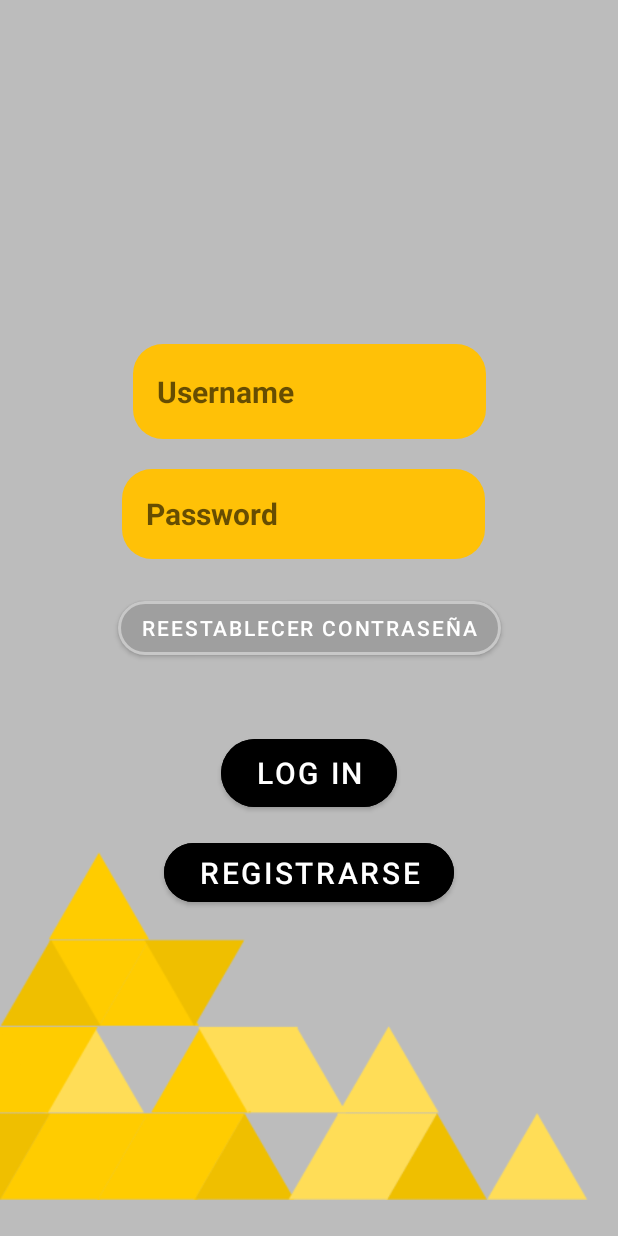
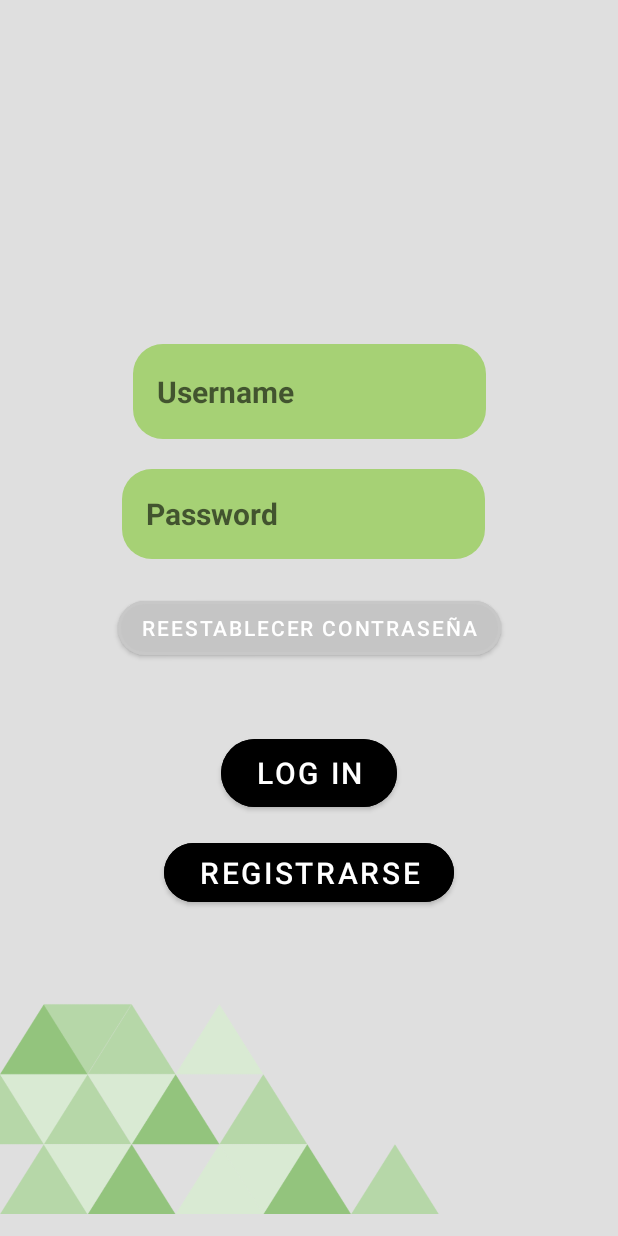
Before and after one commit to NicoBer28/2023-ProyectoFinal-Bergerman-Mombelli-Laperne-Umansky-Rakowszczyk, an Android app: the screen it shows after launch (MainActivity), on a phone screen of 412 x 824 dp. Run offline under Robolectric (Android 15) with nearby library versions, the phone set to English and light mode, and no system bars; our stand-ins replace Firebase (no records; nobody signed in at launch, a user with empty details on screens opened directly).

Commit message:
cambio de colores e imagen

```diff
--- a/ProyectoFinal/app/src/main/res/drawable/edittext_rounded.xml
+++ b/ProyectoFinal/app/src/main/res/drawable/edittext_rounded.xml
@@ -1,5 +1,5 @@
 <?xml version="1.0" encoding="utf-8"?>
 <shape xmlns:android="http://schemas.android.com/apk/res/android">
-    <solid android:color="#FFC107" /> <!-- Set the desired background color here -->
+    <solid android:color="#FFA6D175" /> <!-- Set the desired background color here -->
     <corners android:radius="20dp" /> <!-- Set the desired corner radius here -->
 </shape>
--- a/ProyectoFinal/app/src/main/res/layout/fragment_log_in.xml
+++ b/ProyectoFinal/app/src/main/res/layout/fragment_log_in.xml
@@ -5,7 +5,7 @@
     android:id="@+id/frameLayout3"
     android:layout_width="match_parent"
     android:layout_height="match_parent"
-    android:background="#BCBCBC"
+    android:background="#DFDFDF"
     tools:context=".LogIn">
 
 
@@ -14,7 +14,7 @@
         android:layout_width="wrap_content"
         android:layout_height="wrap_content"
         android:layout_marginTop="22dp"
-        android:backgroundTint="#9F9F9F"
+        android:backgroundTint="#C5C5C5"
         android:colorAccent="#ffffff"
         android:cursorVisible="true"
         android:text="reestablecer contraseña"
@@ -25,18 +25,6 @@
         app:layout_constraintTop_toBottomOf="@+id/password"
         app:strokeColor="#C8C8C8"
         app:strokeWidth="3px" />
-
-    <ImageView
-        android:id="@+id/imageView"
-        android:layout_width="0dp"
-        android:layout_height="0dp"
-        android:src="@drawable/dise_o_sin_t_tulo"
-        app:layout_constraintBottom_toBottomOf="parent"
-        app:layout_constraintEnd_toEndOf="parent"
-        app:layout_constraintHorizontal_bias="0.0"
-        app:layout_constraintStart_toStartOf="parent"
-        app:layout_constraintTop_toTopOf="@+id/guideline2"
-        app:layout_constraintVertical_bias="1.0" />
 
     <Button
         android:id="@+id/btnRegister2"
@@ -113,7 +101,7 @@
         android:layout_width="wrap_content"
         android:layout_height="wrap_content"
         android:orientation="horizontal"
-        app:layout_constraintGuide_percent="0.44186047" />
+        app:layout_constraintGuide_percent="0.59" />
 
     <androidx.constraintlayout.widget.Guideline
         android:id="@+id/guideline4"
@@ -122,4 +110,16 @@
         android:orientation="horizontal"
         app:layout_constraintGuide_percent="0.25444597" />
 
+    <ImageView
+        android:id="@+id/imageView2"
+        android:layout_width="0dp"
+        android:layout_height="0dp"
+        android:src="@drawable/untitled_drawing"
+        app:layout_constraintBottom_toBottomOf="parent"
+        app:layout_constraintEnd_toEndOf="parent"
+        app:layout_constraintHorizontal_bias="0.0"
+        app:layout_constraintStart_toStartOf="parent"
+        app:layout_constraintTop_toTopOf="@+id/guideline2"
+        app:layout_constraintVertical_bias="0.0" />
+
 </androidx.constraintlayout.widget.ConstraintLayout>
```
Also changed, not shown: ProyectoFinal/app/src/main/res/drawable/untitled_drawing.png (added), 1 other file.
